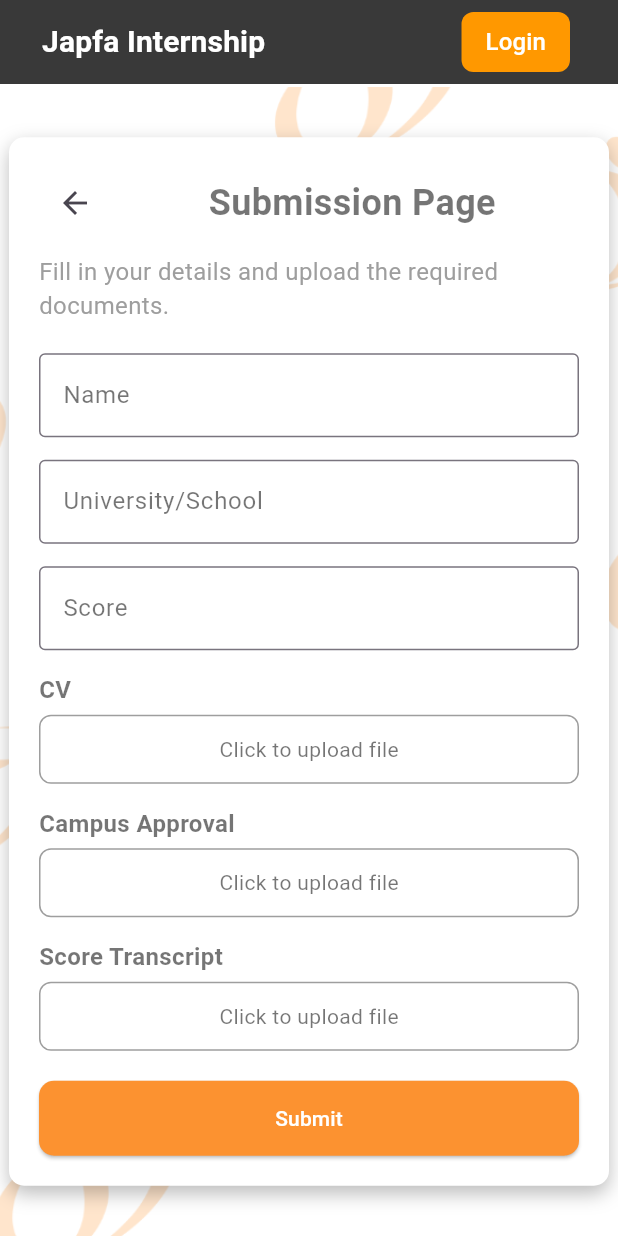
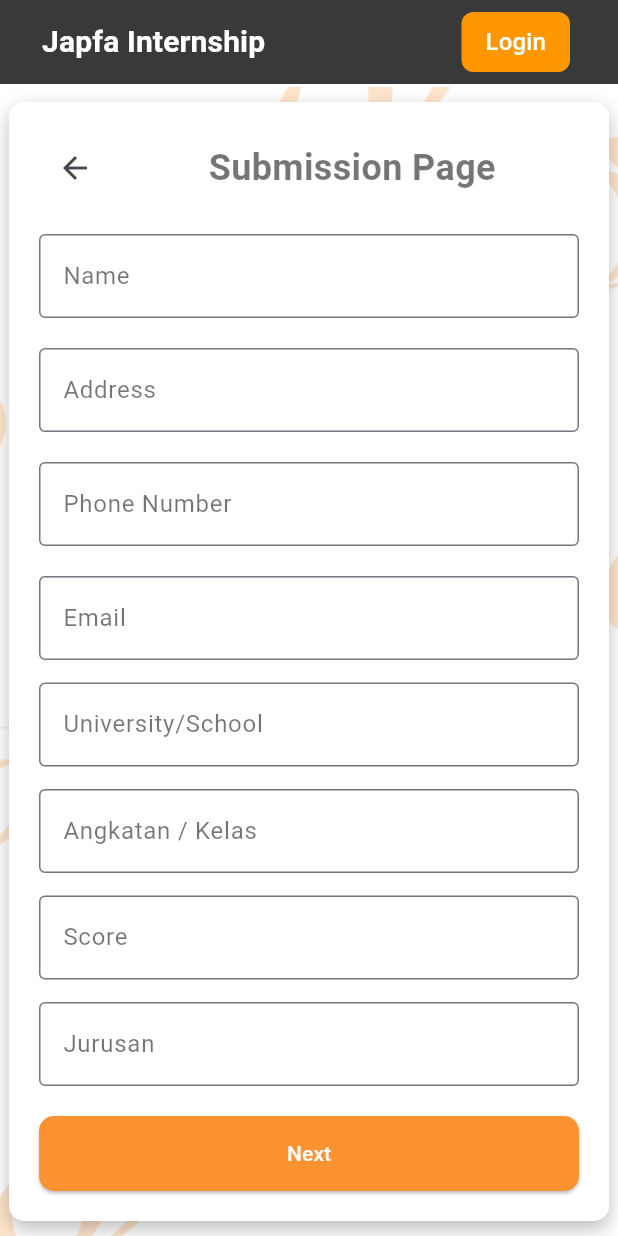
Before and after one commit to jasonkristanto50/japfa_internship, a Flutter app: the SubmissionIntern screen opened directly, on a phone screen of 412 x 824 dp. Run offline on Flutter 3.47's test engine with Material 3 defaults, Android fonts, the phone set to English and light mode, and no system bars; our stand-ins replace file_picker, flutter_riverpod; missing offline and left inert: flutter_pdfview; project files that could hold a hidden picture were left out.

Commit message:
Fix sign up & submission

```diff
--- a/lib/admin_page/kunjungan_studi_dashboard.dart
+++ b/lib/admin_page/kunjungan_studi_dashboard.dart
@@ -1,5 +1,5 @@
 import 'package:flutter/material.dart';
-import 'package:japfa_internship/components/navbar.dart';
+import 'package:japfa_internship/navbar.dart';
 import 'package:japfa_internship/components/widget_component.dart';
 import 'package:japfa_internship/function_variable/data.dart'; // Ensure this imports kunjunganData
 import 'package:japfa_internship/function_variable/variable.dart';
--- a/lib/admin_page/pendaftar_magang_dashboard.dart
+++ b/lib/admin_page/pendaftar_magang_dashboard.dart
@@ -1,6 +1,6 @@
 import 'package:flutter/material.dart';
 import 'package:japfa_internship/admin_page/edit_job_page.dart';
-import 'package:japfa_internship/components/navbar.dart';
+import 'package:japfa_internship/navbar.dart';
 import 'package:japfa_internship/components/widget_component.dart';
 import 'package:japfa_internship/function_variable/data.dart';
 import 'package:japfa_internship/function_variable/variable.dart';
--- a/lib/authentication/login.dart
+++ b/lib/authentication/login.dart
@@ -1,7 +1,7 @@
 import 'package:flutter/material.dart';
 import 'package:flutter_riverpod/flutter_riverpod.dart';
 import 'package:japfa_internship/admin_page/pendaftar_magang_dashboard.dart';
-import 'package:japfa_internship/components/navbar.dart';
+import 'package:japfa_internship/navbar.dart';
 import 'package:japfa_internship/home_page.dart';
 import 'package:japfa_internship/function_variable/public_function.dart';
 import 'package:japfa_internship/authentication/sign_up.dart';
--- a/lib/authentication/sign_up.dart
+++ b/lib/authentication/sign_up.dart
@@ -1,6 +1,6 @@
 // First Registration Page
 import 'package:flutter/material.dart';
-import 'package:japfa_internship/components/navbar.dart';
+import 'package:japfa_internship/navbar.dart';
 import 'package:japfa_internship/function_variable/public_function.dart';
 import 'package:japfa_internship/authentication/sign_up_password.dart';
 import 'package:japfa_internship/function_variable/variable.dart';
@@ -119,11 +119,7 @@ class _SignUpState extends State<SignUp> {
         const SizedBox(height: 15),
         buildTextField('Phone Number', phoneNumberController),
         const SizedBox(height: 15),
-        buildTextField('Last Education', lastEducationController),
-        const SizedBox(height: 15),
         buildTextField('School/University', schoolController),
-        const SizedBox(height: 15),
-        buildTextField('Score/GPA', scoreGPAController),
         const SizedBox(height: 20),
         RoundedRectangleButton(
           title: "Next",
--- a/lib/authentication/sign_up_password.dart
+++ b/lib/authentication/sign_up_password.dart
@@ -1,5 +1,5 @@
 import 'package:flutter/material.dart';
-import 'package:japfa_internship/components/navbar.dart';
+import 'package:japfa_internship/navbar.dart';
 import 'package:japfa_internship/function_variable/public_function.dart';
 import 'package:japfa_internship/submission_page/submission_intern.dart';
 import 'package:japfa_internship/function_variable/variable.dart';
--- a/lib/submission_page/submission_intern.dart
+++ b/lib/submission_page/submission_intern.dart
@@ -1,7 +1,7 @@
 import 'package:flutter/material.dart';
 import 'package:file_picker/file_picker.dart';
 import 'package:flutter_pdfview/flutter_pdfview.dart'; // PDF Viewer package
-import 'package:japfa_internship/components/navbar.dart';
+import 'package:japfa_internship/navbar.dart';
 import 'package:japfa_internship/function_variable/public_function.dart';
 import 'package:japfa_internship/timeline_interview.dart';
 import 'package:japfa_internship/function_variable/variable.dart';
@@ -15,6 +15,7 @@ class SubmissionIntern extends StatefulWidget {
 }
 
 class _SubmissionInternState extends State<SubmissionIntern> {
+  int pageNumber = 1;
   bool _visible = false;
 
   // To hold the file details (name and path)
@@ -26,7 +27,12 @@ class _SubmissionInternState extends State<SubmissionIntern> {
   String? transcriptFilePath;
 
   final TextEditingController nameController = TextEditingController();
+  final TextEditingController addressController = TextEditingController();
+  final TextEditingController phoneNumberController = TextEditingController();
+  final TextEditingController emailController = TextEditingController();
   final TextEditingController universityController = TextEditingController();
+  final TextEditingController generationController = TextEditingController();
+  final TextEditingController majorController = TextEditingController();
   final TextEditingController scoreController = TextEditingController();
 
   @override
@@ -81,7 +87,17 @@ class _SubmissionInternState extends State<SubmissionIntern> {
                       children: [
                         IconButton(
                           icon: const Icon(Icons.arrow_back),
-                          onPressed: () => Navigator.pop(context),
+                          onPressed: () {
+                            // If pageNumber is 2, revert it to 1
+                            if (pageNumber == 2) {
+                              setState(() {
+                                pageNumber = 1; // Revert pageNumber to 1
+                              });
+                            } else {
+                              Navigator.pop(
+                                  context); // Otherwise, go back to previous screen
+                            }
+                          },
                           padding: EdgeInsets.zero,
                           constraints: const BoxConstraints(),
                         ),
@@ -95,28 +111,65 @@ class _SubmissionInternState extends State<SubmissionIntern> {
                         ),
                       ],
                     ),
-                    const SizedBox(height: 10),
-                    const Text(
-                      'Fill in your details and upload the required documents.',
-                      style: TextStyle(
-                        fontSize: 16,
-                        color: Colors.grey,
+                    if (pageNumber == 1) ...[
+                      _buildSubmissionTextField(),
+                    ] else if (pageNumber == 2)
+                      _buildSubmissionFileField(),
+                  ],
                 ),
               ),
+            ),
+          ),
+        ),
+      ),
+    );
+  }
+
+  Widget _buildSubmissionTextField() {
+    return Column(
+      children: [
         const SizedBox(height: 20),
         buildTextField('Name', nameController),
+        const SizedBox(height: 20),
+        buildTextField('Address', addressController),
+        const SizedBox(height: 20),
+        buildTextField('Phone Number', phoneNumberController),
+        const SizedBox(height: 20),
+        buildTextField('Email', emailController),
         const SizedBox(height: 15),
         buildTextField('University/School', universityController),
         const SizedBox(height: 15),
+        buildTextField('Angkatan / Kelas', generationController),
+        const SizedBox(height: 15),
         buildTextField('Score', scoreController),
+        const SizedBox(height: 15),
+        buildTextField('Jurusan', majorController),
+        const SizedBox(height: 20),
+        RoundedRectangleButton(
+          title: "Next",
+          backgroundColor: japfaOrange,
+          fontColor: Colors.white,
+          onPressed: () {
+            setState(() {
+              pageNumber = 2;
+            });
+          },
+        ),
+      ],
+    );
+  }
+
+  Widget _buildSubmissionFileField() {
+    return Column(
+      children: [
         const SizedBox(height: 15),
         buildFileField('CV', cvFileName, 'CV'),
         const SizedBox(height: 15),
-                    buildFileField('Campus Approval', campusApprovalFileName,
-                        'Campus Approval'),
+        buildFileField(
+            'Campus Approval', campusApprovalFileName, 'Campus Approval'),
         const SizedBox(height: 15),
-                    buildFileField('Score Transcript', transcriptFileName,
-                        'Score Transcript'),
+        buildFileField(
+            'Score Transcript', transcriptFileName, 'Score Transcript'),
         const SizedBox(height: 20),
         RoundedRectangleButton(
           title: "Submit",
@@ -129,12 +182,6 @@ class _SubmissionInternState extends State<SubmissionIntern> {
           },
         ),
       ],
-                ),
-              ),
-            ),
-          ),
-        ),
-      ),
     );
   }
 
--- a/lib/submission_page/submission_study.dart
+++ b/lib/submission_page/submission_study.dart
@@ -1,5 +1,5 @@
 import 'package:flutter/material.dart';
-import 'package:japfa_internship/components/navbar.dart';
+import 'package:japfa_internship/navbar.dart';
 import 'package:japfa_internship/function_variable/public_function.dart';
 import 'package:japfa_internship/timeline_interview.dart';
 import 'package:japfa_internship/function_variable/variable.dart';
--- a/lib/timeline_interview.dart
+++ b/lib/timeline_interview.dart
@@ -1,5 +1,5 @@
 import 'package:flutter/material.dart';
-import 'package:japfa_internship/components/navbar.dart';
+import 'package:japfa_internship/navbar.dart';
 import 'package:japfa_internship/function_variable/variable.dart';
 
 enum InterviewState {
```
Also changed, not shown: lib/components/department_card.dart (+98 -15 lines), lib/home_page.dart (+8 -2 lines), lib/navbar.dart (renamed from lib/components/navbar.dart). Lines whose indentation alone changed are shown as unchanged.
